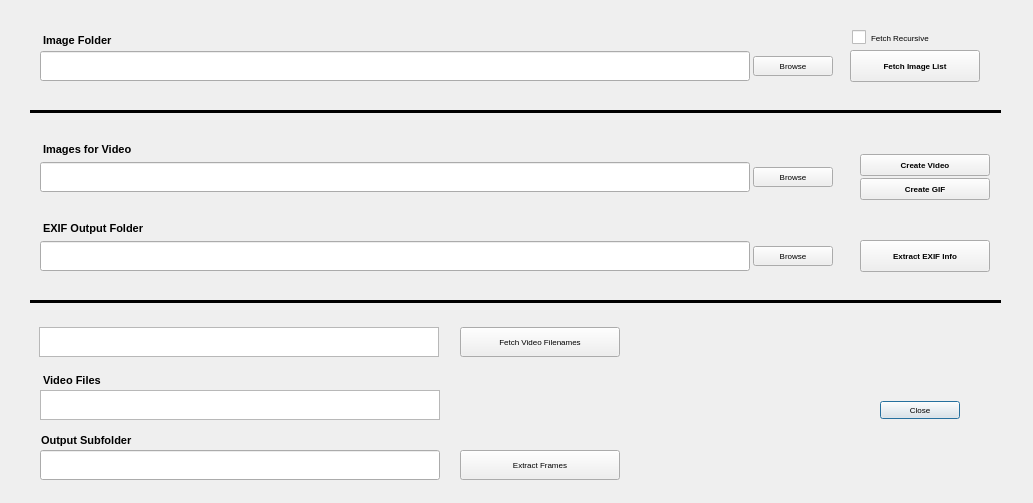
First picture: the form in QDialog_FileUtilities.ui, repository JohnStranzl/GRIME-AI, before the edit.
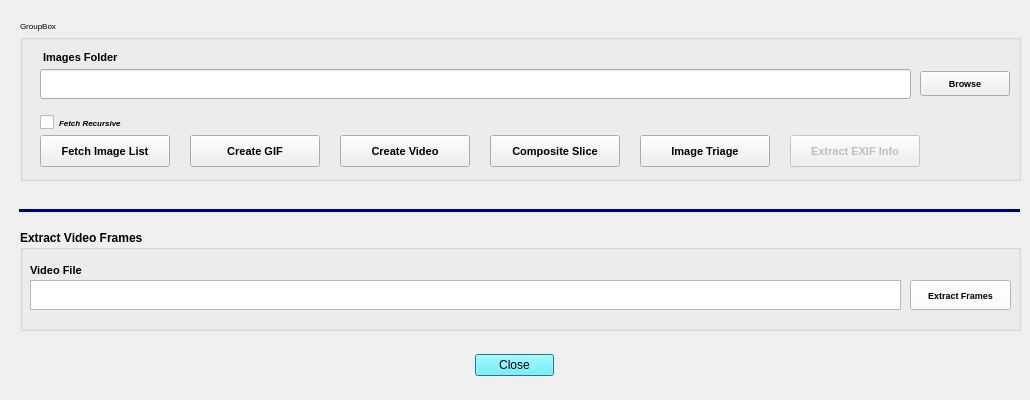
Second picture: the form after the edit.

Commit message: UI Changes (Re-design and enhancements)

```diff
--- a/QDialog_FileUtilities.ui
+++ b/QDialog_FileUtilities.ui
@@ -6,8 +6,8 @@
    <rect>
     <x>0</x>
     <y>0</y>
-    <width>1033</width>
-    <height>503</height>
+    <width>1030</width>
+    <height>400</height>
    </rect>
   </property>
   <property name="font">
@@ -19,15 +19,70 @@
   <property name="windowTitle">
    <string>Image Utilities</string>
   </property>
+  <widget class="Line" name="line_2">
+   <property name="geometry">
+    <rect>
+     <x>19</x>
+     <y>200</y>
+     <width>1001</width>
+     <height>21</height>
+    </rect>
+   </property>
+   <property name="minimumSize">
+    <size>
+     <width>0</width>
+     <height>0</height>
+    </size>
+   </property>
+   <property name="font">
+    <font>
+     <family>Arial</family>
+     <pointsize>6</pointsize>
+     <weight>75</weight>
+     <bold>true</bold>
+    </font>
+   </property>
+   <property name="styleSheet">
+    <string notr="true">color: rgb(0, 0, 127);</string>
+   </property>
+   <property name="frameShadow">
+    <enum>QFrame::Plain</enum>
+   </property>
+   <property name="lineWidth">
+    <number>3</number>
+   </property>
+   <property name="midLineWidth">
+    <number>0</number>
+   </property>
+   <property name="orientation">
+    <enum>Qt::Horizontal</enum>
+   </property>
+  </widget>
   <widget class="QDialogButtonBox" name="buttonBox">
    <property name="geometry">
     <rect>
-     <x>880</x>
-     <y>390</y>
-     <width>80</width>
-     <height>40</height>
+     <x>475</x>
+     <y>345</y>
+     <width>79</width>
+     <height>41</height>
     </rect>
    </property>
+   <property name="font">
+    <font>
+     <family>Calibri</family>
+     <pointsize>12</pointsize>
+     <weight>75</weight>
+     <bold>true</bold>
+     <kerning>true</kerning>
+    </font>
+   </property>
+   <property name="autoFillBackground">
+    <bool>false</bool>
+   </property>
+   <property name="styleSheet">
+    <string notr="true">background-color: rgb(85, 255, 255);
+color: rgb(0, 0, 0);</string>
+   </property>
    <property name="orientation">
     <enum>Qt::Horizontal</enum>
    </property>
@@ -35,12 +90,84 @@
     <set>QDialogButtonBox::Close</set>
    </property>
   </widget>
-  <widget class="Line" name="line_2">
+  <widget class="QGroupBox" name="groupBox">
    <property name="geometry">
     <rect>
-     <x>30</x>
-     <y>291</y>
-     <width>971</width>
+     <x>20</x>
+     <y>230</y>
+     <width>1001</width>
+     <height>101</height>
+    </rect>
+   </property>
+   <property name="font">
+    <font>
+     <family>Arial</family>
+     <pointsize>9</pointsize>
+     <weight>75</weight>
+     <bold>true</bold>
+    </font>
+   </property>
+   <property name="styleSheet">
+    <string notr="true"/>
+   </property>
+   <property name="title">
+    <string>Extract Video Frames</string>
+   </property>
+   <widget class="QPushButton" name="pushButton_ExtractFrames">
+    <property name="geometry">
+     <rect>
+      <x>890</x>
+      <y>50</y>
+      <width>101</width>
+      <height>30</height>
+     </rect>
+    </property>
+    <property name="font">
+     <font>
+      <family>Arial</family>
+      <pointsize>7</pointsize>
+      <weight>75</weight>
+      <bold>true</bold>
+     </font>
+    </property>
+    <property name="autoFillBackground">
+     <bool>false</bool>
+    </property>
+    <property name="styleSheet">
+     <string notr="true">color: rgb(0, 0, 0);
+background-color: rgb(255, 255, 255);</string>
+    </property>
+    <property name="text">
+     <string>Extract Frames</string>
+    </property>
+   </widget>
+   <widget class="QListWidget" name="MSTlistWidgetVideoFiles">
+    <property name="geometry">
+     <rect>
+      <x>10</x>
+      <y>50</y>
+      <width>871</width>
+      <height>30</height>
+     </rect>
+    </property>
+    <property name="font">
+     <font>
+      <family>Arial</family>
+      <pointsize>8</pointsize>
+      <weight>75</weight>
+      <bold>true</bold>
+     </font>
+    </property>
+    <property name="styleSheet">
+     <string notr="true"/>
+    </property>
+   </widget>
+   <widget class="QLabel" name="label_14">
+    <property name="geometry">
+     <rect>
+      <x>10</x>
+      <y>30</y>
+      <width>180</width>
      <height>21</height>
     </rect>
    </property>
@@ -53,52 +180,137 @@
    <property name="font">
     <font>
      <family>Arial</family>
-     <pointsize>6</pointsize>
+      <pointsize>8</pointsize>
      <weight>75</weight>
      <bold>true</bold>
     </font>
    </property>
-   <property name="frameShadow">
-    <enum>QFrame::Plain</enum>
-   </property>
-   <property name="lineWidth">
-    <number>3</number>
-   </property>
-   <property name="midLineWidth">
-    <number>0</number>
+    <property name="styleSheet">
+     <string notr="true"/>
+    </property>
+    <property name="text">
+     <string>Video File</string>
+    </property>
+   </widget>
+  </widget>
+  <widget class="QGroupBox" name="groupBox_2">
+   <property name="geometry">
+    <rect>
+     <x>20</x>
+     <y>20</y>
+     <width>1001</width>
+     <height>161</height>
+    </rect>
    </property>
-   <property name="orientation">
-    <enum>Qt::Horizontal</enum>
+   <property name="title">
+    <string>GroupBox</string>
    </property>
-  </widget>
-  <widget class="QLineEdit" name="lineEditImageFolder">
+   <widget class="QPushButton" name="pushButton_BrowseImageFolder">
    <property name="geometry">
     <rect>
-     <x>40</x>
+      <x>900</x>
      <y>51</y>
-     <width>710</width>
-     <height>30</height>
+      <width>90</width>
+      <height>25</height>
     </rect>
    </property>
    <property name="font">
     <font>
      <family>Arial</family>
-     <pointsize>10</pointsize>
-     <weight>50</weight>
-     <bold>false</bold>
-     <underline>false</underline>
-    </font>
-   </property>
-  </widget>
-  <widget class="QCheckBox" name="checkBox_FetchRecursive">
+      <pointsize>7</pointsize>
+      <weight>75</weight>
+      <bold>true</bold>
+     </font>
+    </property>
+    <property name="text">
+     <string>Browse</string>
+    </property>
+   </widget>
+   <widget class="QLabel" name="label_10">
    <property name="geometry">
     <rect>
-     <x>852</x>
+      <x>23</x>
      <y>27</y>
+      <width>180</width>
+      <height>20</height>
+     </rect>
+    </property>
+    <property name="font">
+     <font>
+      <family>Arial</family>
+      <pointsize>8</pointsize>
+      <weight>75</weight>
+      <bold>true</bold>
+     </font>
+    </property>
+    <property name="text">
+     <string>Images Folder</string>
+    </property>
+   </widget>
+   <widget class="QLineEdit" name="lineEdit_images_folder">
+    <property name="geometry">
+     <rect>
+      <x>20</x>
+      <y>49</y>
+      <width>871</width>
+      <height>30</height>
+     </rect>
+    </property>
+    <property name="font">
+     <font>
+      <family>Arial</family>
+      <pointsize>10</pointsize>
+      <weight>50</weight>
+      <bold>false</bold>
+      <underline>false</underline>
+     </font>
+    </property>
+   </widget>
+   <widget class="QPushButton" name="pushButton_CreateEXIFFile">
+    <property name="enabled">
+     <bool>false</bool>
+    </property>
+    <property name="geometry">
+     <rect>
+      <x>770</x>
+      <y>115</y>
+      <width>130</width>
+      <height>32</height>
+     </rect>
+    </property>
+    <property name="font">
+     <font>
+      <family>Arial</family>
+      <pointsize>8</pointsize>
+      <weight>75</weight>
+      <bold>true</bold>
+     </font>
+    </property>
+    <property name="toolTip">
+     <string>This feature is only available with images saved on your computer.</string>
+    </property>
+    <property name="text">
+     <string>Extract EXIF Info</string>
+    </property>
+   </widget>
+   <widget class="QCheckBox" name="checkBox_FetchRecursive">
+    <property name="geometry">
+     <rect>
+      <x>20</x>
+      <y>92</y>
      <width>121</width>
      <height>21</height>
     </rect>
    </property>
+    <property name="font">
+     <font>
+      <family>Arial</family>
+      <pointsize>6</pointsize>
+      <weight>75</weight>
+      <italic>true</italic>
+      <bold>true</bold>
+     </font>
+    </property>
    <property name="toolTip">
     <string>Check this box if you want to include in the search all folders beneath the folder provided.</string>
    </property>
@@ -106,241 +318,11 @@
     <string>Fetch Recursive</string>
    </property>
   </widget>
-  <widget class="QPushButton" name="pushButtonFetchVideoFilenames">
-   <property name="geometry">
-    <rect>
-     <x>460</x>
-     <y>327</y>
-     <width>160</width>
-     <height>30</height>
-    </rect>
-   </property>
-   <property name="autoFillBackground">
-    <bool>false</bool>
-   </property>
-   <property name="text">
-    <string>Fetch Video Filenames</string>
-   </property>
-  </widget>
-  <widget class="QPushButton" name="pushButtonBrowseVideoOutputFolder">
-   <property name="geometry">
-    <rect>
-     <x>753</x>
-     <y>167</y>
-     <width>80</width>
-     <height>20</height>
-    </rect>
-   </property>
-   <property name="text">
-    <string>Browse</string>
-   </property>
-  </widget>
-  <widget class="QLineEdit" name="EditVideoOutputFolder">
-   <property name="geometry">
-    <rect>
-     <x>40</x>
-     <y>162</y>
-     <width>710</width>
-     <height>30</height>
-    </rect>
-   </property>
-   <property name="font">
-    <font>
-     <family>Arial</family>
-     <pointsize>10</pointsize>
-     <weight>50</weight>
-     <bold>false</bold>
-     <underline>false</underline>
-    </font>
-   </property>
-   <property name="toolTip">
-    <string>This field is pre-populated and cannot be changed at this time.</string>
-   </property>
-  </widget>
-  <widget class="QLabel" name="label_14">
-   <property name="geometry">
-    <rect>
-     <x>43</x>
-     <y>370</y>
-     <width>180</width>
-     <height>21</height>
-    </rect>
-   </property>
-   <property name="font">
-    <font>
-     <family>Arial</family>
-     <pointsize>8</pointsize>
-     <weight>75</weight>
-     <bold>true</bold>
-    </font>
-   </property>
-   <property name="text">
-    <string>Video Files</string>
-   </property>
-  </widget>
-  <widget class="QPushButton" name="pushButtonCreateGIF">
-   <property name="geometry">
-    <rect>
-     <x>860</x>
-     <y>178</y>
-     <width>130</width>
-     <height>22</height>
-    </rect>
-   </property>
-   <property name="font">
-    <font>
-     <family>Arial</family>
-     <pointsize>6</pointsize>
-     <weight>75</weight>
-     <italic>false</italic>
-     <bold>true</bold>
-    </font>
-   </property>
-   <property name="toolTip">
-    <string>Check this box to create a video from the images clicked through or when the play button is clicked.</string>
-   </property>
-   <property name="text">
-    <string>Create GIF</string>
-   </property>
-  </widget>
-  <widget class="QPushButton" name="pushButtonExtractFrames">
-   <property name="geometry">
-    <rect>
-     <x>460</x>
-     <y>450</y>
-     <width>160</width>
-     <height>30</height>
-    </rect>
-   </property>
-   <property name="autoFillBackground">
-    <bool>false</bool>
-   </property>
-   <property name="text">
-    <string>Extract Frames</string>
-   </property>
-  </widget>
-  <widget class="QPushButton" name="pushButtonBrowseImageFolder">
-   <property name="geometry">
-    <rect>
-     <x>753</x>
-     <y>56</y>
-     <width>80</width>
-     <height>20</height>
-    </rect>
-   </property>
-   <property name="font">
-    <font>
-     <family>Arial</family>
-     <pointsize>6</pointsize>
-     <weight>50</weight>
-     <bold>false</bold>
-    </font>
-   </property>
-   <property name="text">
-    <string>Browse</string>
-   </property>
-  </widget>
-  <widget class="QListWidget" name="listWidgetVideoFilesFolder">
-   <property name="geometry">
-    <rect>
-     <x>39</x>
-     <y>327</y>
-     <width>400</width>
-     <height>30</height>
-    </rect>
-   </property>
-   <property name="font">
-    <font>
-     <family>Arial</family>
-     <pointsize>8</pointsize>
-    </font>
-   </property>
-  </widget>
-  <widget class="QLabel" name="label_15">
-   <property name="geometry">
-    <rect>
-     <x>41</x>
-     <y>430</y>
-     <width>180</width>
-     <height>21</height>
-    </rect>
-   </property>
-   <property name="font">
-    <font>
-     <family>Arial</family>
-     <pointsize>8</pointsize>
-     <weight>75</weight>
-     <bold>true</bold>
-    </font>
-   </property>
-   <property name="text">
-    <string>Output Subfolder</string>
-   </property>
-   <property name="textFormat">
-    <enum>Qt::RichText</enum>
-   </property>
-  </widget>
-  <widget class="QLineEdit" name="EditEXIFOutputFolder">
-   <property name="geometry">
-    <rect>
-     <x>40</x>
-     <y>241</y>
-     <width>710</width>
-     <height>30</height>
-    </rect>
-   </property>
-   <property name="font">
-    <font>
-     <family>Arial</family>
-     <pointsize>10</pointsize>
-     <weight>50</weight>
-     <bold>false</bold>
-     <underline>false</underline>
-    </font>
-   </property>
-  </widget>
-  <widget class="QLabel" name="label_9">
-   <property name="geometry">
-    <rect>
-     <x>43</x>
-     <y>218</y>
-     <width>180</width>
-     <height>20</height>
-    </rect>
-   </property>
-   <property name="font">
-    <font>
-     <family>Arial</family>
-     <pointsize>8</pointsize>
-     <weight>75</weight>
-     <bold>true</bold>
-    </font>
-   </property>
-   <property name="text">
-    <string>EXIF Output Folder</string>
-   </property>
-  </widget>
-  <widget class="QListWidget" name="MSTlistWidgetVideoFiles">
-   <property name="geometry">
-    <rect>
-     <x>40</x>
-     <y>390</y>
-     <width>400</width>
-     <height>30</height>
-    </rect>
-   </property>
-   <property name="font">
-    <font>
-     <family>Arial</family>
-     <pointsize>8</pointsize>
-    </font>
-   </property>
-  </widget>
   <widget class="QPushButton" name="pushButton_FetchImageList">
    <property name="geometry">
     <rect>
-     <x>850</x>
-     <y>50</y>
+      <x>20</x>
+      <y>115</y>
      <width>130</width>
      <height>32</height>
     </rect>
@@ -348,7 +330,7 @@
    <property name="font">
     <font>
      <family>Arial</family>
-     <pointsize>6</pointsize>
+      <pointsize>8</pointsize>
      <weight>75</weight>
      <italic>false</italic>
      <bold>true</bold>
@@ -361,68 +343,11 @@
     <string>Fetch Image List</string>
    </property>
   </widget>
-  <widget class="Line" name="line">
+   <widget class="QPushButton" name="pushButton_CreateGIF">
    <property name="geometry">
     <rect>
-     <x>30</x>
-     <y>101</y>
-     <width>971</width>
-     <height>21</height>
-    </rect>
-   </property>
-   <property name="minimumSize">
-    <size>
-     <width>0</width>
-     <height>0</height>
-    </size>
-   </property>
-   <property name="font">
-    <font>
-     <family>Arial</family>
-     <pointsize>6</pointsize>
-     <weight>75</weight>
-     <bold>true</bold>
-    </font>
-   </property>
-   <property name="frameShadow">
-    <enum>QFrame::Plain</enum>
-   </property>
-   <property name="lineWidth">
-    <number>3</number>
-   </property>
-   <property name="midLineWidth">
-    <number>0</number>
-   </property>
-   <property name="orientation">
-    <enum>Qt::Horizontal</enum>
-   </property>
-  </widget>
-  <widget class="QLabel" name="label_10">
-   <property name="geometry">
-    <rect>
-     <x>43</x>
-     <y>30</y>
-     <width>180</width>
-     <height>20</height>
-    </rect>
-   </property>
-   <property name="font">
-    <font>
-     <family>Arial</family>
-     <pointsize>8</pointsize>
-     <weight>75</weight>
-     <bold>true</bold>
-    </font>
-   </property>
-   <property name="text">
-    <string>Image Folder</string>
-   </property>
-  </widget>
-  <widget class="QPushButton" name="pushButtonCreateEXIFFile">
-   <property name="geometry">
-    <rect>
-     <x>860</x>
-     <y>240</y>
+      <x>170</x>
+      <y>115</y>
      <width>130</width>
      <height>32</height>
     </rect>
@@ -430,8 +355,9 @@
    <property name="font">
     <font>
      <family>Arial</family>
-     <pointsize>6</pointsize>
+      <pointsize>8</pointsize>
      <weight>75</weight>
+      <italic>false</italic>
      <bold>true</bold>
     </font>
    </property>
@@ -439,22 +365,22 @@
     <string>This feature is only available with images saved on your computer.</string>
    </property>
    <property name="text">
-    <string>Extract EXIF Info</string>
-   </property>
-  </widget>
-  <widget class="QPushButton" name="pushButtonCreateVideo">
+     <string>Create GIF</string>
+    </property>
+   </widget>
+   <widget class="QPushButton" name="pushButton_CreateVideo">
    <property name="geometry">
     <rect>
-     <x>860</x>
-     <y>154</y>
+      <x>320</x>
+      <y>115</y>
      <width>130</width>
-     <height>22</height>
+      <height>32</height>
     </rect>
    </property>
    <property name="font">
     <font>
      <family>Arial</family>
-     <pointsize>6</pointsize>
+      <pointsize>8</pointsize>
      <weight>75</weight>
      <italic>false</italic>
      <bold>true</bold>
@@ -467,28 +393,15 @@
     <string>Create Video</string>
    </property>
   </widget>
-  <widget class="QPushButton" name="pushButtonBrowseEXIFOutputFolder">
+   <widget class="QPushButton" name="pushButton_create_composite_slice">
    <property name="geometry">
     <rect>
-     <x>753</x>
-     <y>246</y>
-     <width>80</width>
-     <height>20</height>
-    </rect>
-   </property>
-   <property name="text">
-    <string>Browse</string>
-   </property>
-  </widget>
-  <widget class="QLabel" name="label_8">
-   <property name="geometry">
-    <rect>
-     <x>43</x>
-     <y>139</y>
-     <width>180</width>
-     <height>20</height>
-    </rect>
-   </property>
+      <x>470</x>
+      <y>115</y>
+      <width>130</width>
+      <height>32</height>
+     </rect>
+    </property>
    <property name="font">
     <font>
      <family>Arial</family>
@@ -498,24 +411,36 @@
     </font>
    </property>
    <property name="text">
-    <string>Images for Video</string>
-   </property>
-  </widget>
-  <widget class="QLineEdit" name="MSTlineEditFrameFolder">
+     <string>Composite Slice</string>
+    </property>
+   </widget>
+   <widget class="QPushButton" name="pushButton_triage_images">
+    <property name="enabled">
+     <bool>true</bool>
+    </property>
    <property name="geometry">
     <rect>
-     <x>40</x>
-     <y>450</y>
-     <width>400</width>
-     <height>30</height>
+      <x>620</x>
+      <y>115</y>
+      <width>130</width>
+      <height>32</height>
     </rect>
    </property>
    <property name="font">
     <font>
      <family>Arial</family>
      <pointsize>8</pointsize>
-    </font>
-   </property>
+      <weight>75</weight>
+      <bold>true</bold>
+     </font>
+    </property>
+    <property name="toolTip">
+     <string>This feature is only available with images saved on your computer.</string>
+    </property>
+    <property name="text">
+     <string>Image Triage</string>
+    </property>
+   </widget>
   </widget>
  </widget>
  <resources/>
```
Left out of the diff: 13 changed lines with no effect on the pictures. Lines whose indentation alone changed are shown as unchanged. The commit also changes 5 other files.
